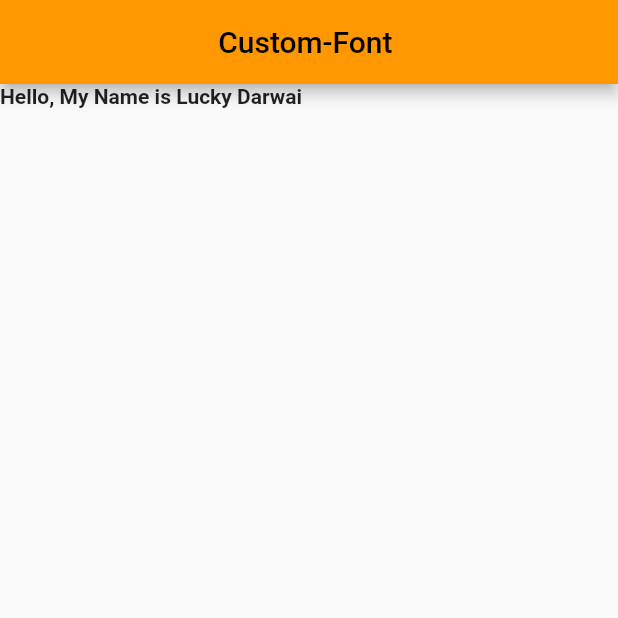
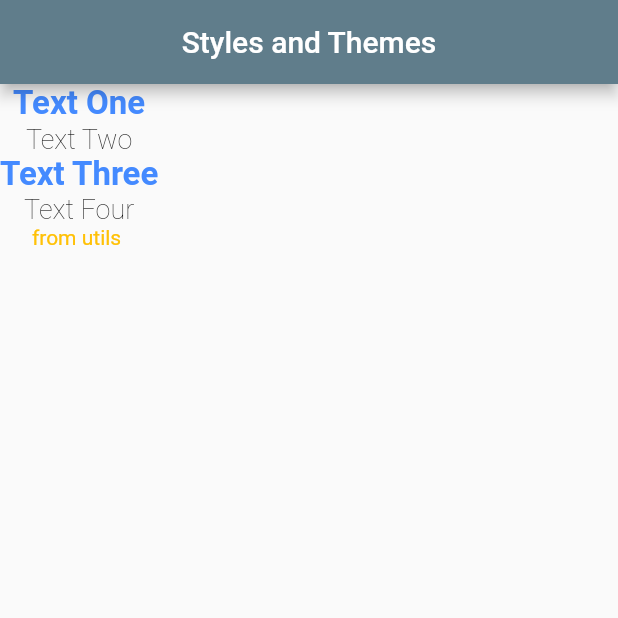
Before and after one commit to luckydarwai/Flutter, a Flutter app: the screen it shows after launch, on a phone screen of 412 x 824 dp, the top half of it. Run offline on Flutter 3.47's test engine with Material 2 defaults, Android fonts, the phone set to English and light mode, and no system bars.

Commit message:
Styles and themes

```diff
--- a/lib/main.dart
+++ b/lib/main.dart
@@ -1,4 +1,5 @@
 import 'package:flutter/material.dart';
+import 'package:flutter_deep/ui_helper/util.dart';
 
 void main() {
   runApp(const MyApp());
@@ -12,8 +13,16 @@ class MyApp extends StatelessWidget {
       title: 'Flutter Learning',
       debugShowCheckedModeBanner: false,
       theme: ThemeData(
-        primarySwatch: Colors.orange,
-      ),
+          primarySwatch: Colors.blueGrey,
+          textTheme: TextTheme(
+              headline1: TextStyle(
+                  fontSize: 22,
+                  fontWeight: FontWeight.bold,
+                  color: Colors.blueAccent),
+              subtitle1: TextStyle(
+                  fontSize: 18,
+                  fontWeight: FontWeight.w200,
+                  color: Colors.black))),
       home: const MyHomePage(title: 'MY Home Page'),
     );
   }
@@ -31,13 +40,28 @@ class _MyHomePageState extends State<MyHomePage> {
   @override
   Widget build(BuildContext context) {
     return Scaffold(
-      appBar: AppBar(
-        title: const Center(child: Text("Custom-Font ")),
-      ),
-      body: const Text(
-        "Hello, My Name is Lucky Darwai",
-        style: TextStyle(fontFamily: 'MyFont'),
-      ),
-    );
+        appBar: AppBar(
+          title: const Center(child: Text("Styles and Themes")),
+        ),
+        body: Container(
+          child: Column(
+            children: [
+              Text(
+                "Text One",
+                style: Theme.of(context).textTheme.headline1,
+              ),
+              Text('Text Two', style: Theme.of(context).textTheme.subtitle1),
+              Text(
+                'Text Three',
+                style: Theme.of(context).textTheme.headline1,
+              ),
+              Text('Text Four', style: Theme.of(context).textTheme.subtitle1),
+              Text(
+                'from utils ',
+                style: myTextStyle21(),
+              )
+            ],
+          ),
+        ));
   }
 }
--- /dev/null
+++ b/lib/ui_helper/util.dart
@@ -0,0 +1,15 @@
+import 'package:flutter/material.dart';
+
+TextStyle myTextStyle21(
+    {Color textColor = Colors.black87,
+    FontWeight fontweight = FontWeight.normal}) {
+  return TextStyle(color: Colors.amber, fontWeight: FontWeight.normal);
+}
+
+TextStyle myTextStyle31() {
+  return TextStyle(fontSize: 22, color: Colors.deepOrange[700]);
+}
+
+TextStyle myTextStyle41() {
+  return TextStyle(fontSize: 22, color: Colors.deepOrange[700]);
+}
```
